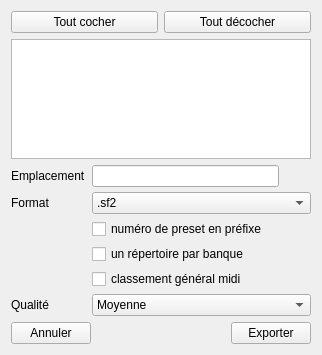
davy7125/polyphone, file sources/editor/tools/soundfont_export/toolsoundfontexport_gui.ui: the form before one commit.
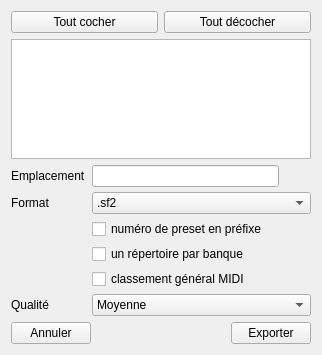
The form after the commit.

```diff
--- a/sources/editor/tools/soundfont_export/toolsoundfontexport_gui.ui
+++ b/sources/editor/tools/soundfont_export/toolsoundfontexport_gui.ui
@@ -113,7 +113,7 @@
      <item row="4" column="1" colspan="2">
       <widget class="QCheckBox" name="checkGM">
        <property name="text">
-        <string>classement général midi</string>
+        <string>classement général MIDI</string>
        </property>
       </widget>
      </item>
```
